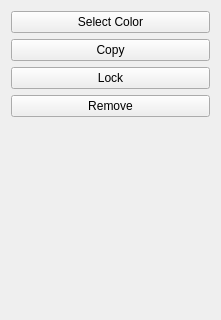
This is src/utils/colorcardwidget.ui in N1vn0vem8er/cutetoolbox as Qt 5 draws it before an edit; both pictures show x 0 to 221 and y 0 to 320 of the 221 by 583 pixel window. The edited form follows.
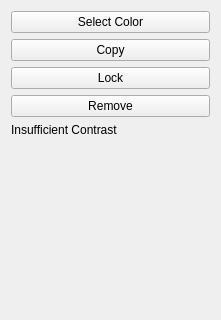
This is the edited form. Icons and pictures are not drawn.

Commit message: Added generaing with contrast check

Diff of the .ui file:
```diff
--- a/src/utils/colorcardwidget.ui
+++ b/src/utils/colorcardwidget.ui
@@ -60,6 +60,13 @@
      </property>
     </widget>
    </item>
+   <item>
+    <widget class="QLabel" name="insufficientContrastLabel">
+     <property name="text">
+      <string>Insufficient Contrast</string>
+     </property>
+    </widget>
+   </item>
    <item>
     <spacer name="verticalSpacer">
      <property name="orientation">
```
The commit also changes 5 other files.
